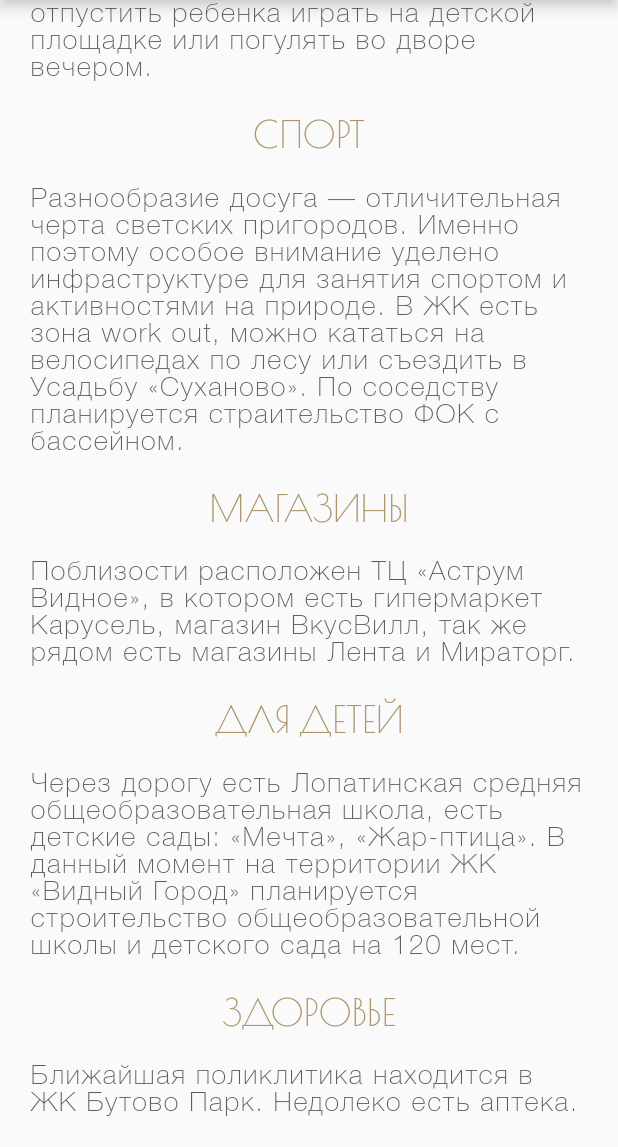
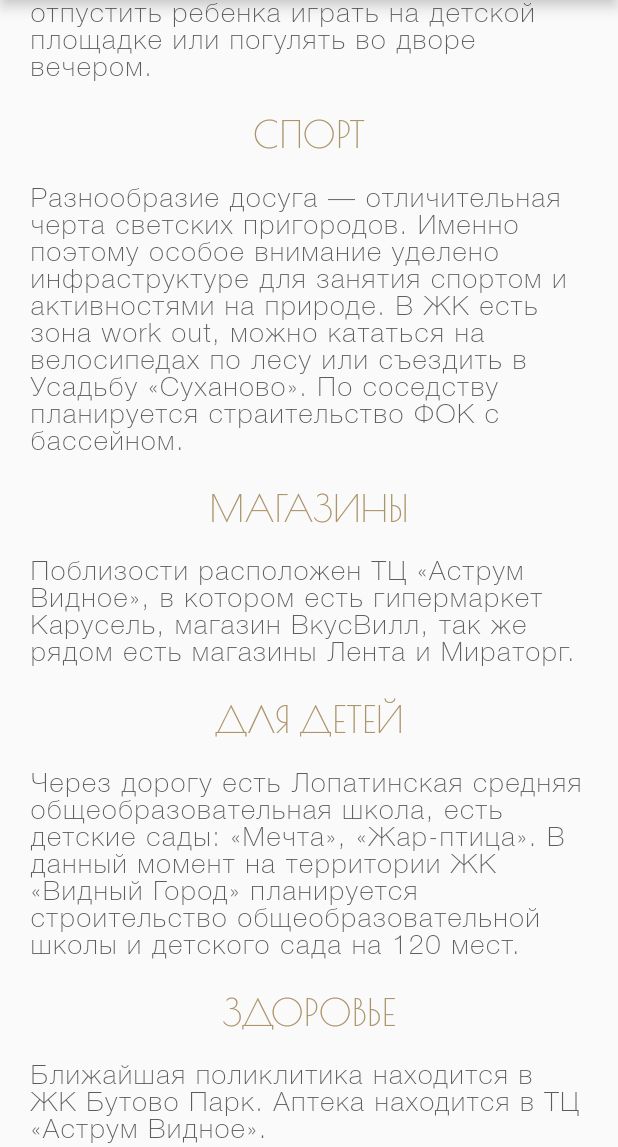
Before and after one commit to pumano/sightly-city, a Flutter app: the InfrastructureScreen screen opened by its route, scrolled down 365 dp, on a phone screen of 412 x 824 dp, the part 89-1236 px from its top. Run offline on Flutter 3.47's test engine with Material 2 defaults, Android fonts, the phone set to English and light mode, and no system bars; our stand-ins replace flutter_map, flutter_svg, latlong, photo_view.

Commit message:
fix(content): fix health content

```diff
--- a/lib/views/infrastructure.screen.dart
+++ b/lib/views/infrastructure.screen.dart
@@ -82,7 +82,7 @@ class InfrastructureScreen extends StatelessWidget {
                           child: Text("ЗДОРОВЬЕ",
                               style: Theme.of(context).textTheme.headline6)),
                       Text(
-                          "Ближайшая поликлитика находится в ЖК Бутово Парк. Недолеко есть аптека.",
+                          "Ближайшая поликлитика находится в ЖК Бутово Парк. Аптека находится в ТЦ «Аструм Видное».",
                           style: Theme.of(context).textTheme.bodyText1),
                     ],
                   ))
```
